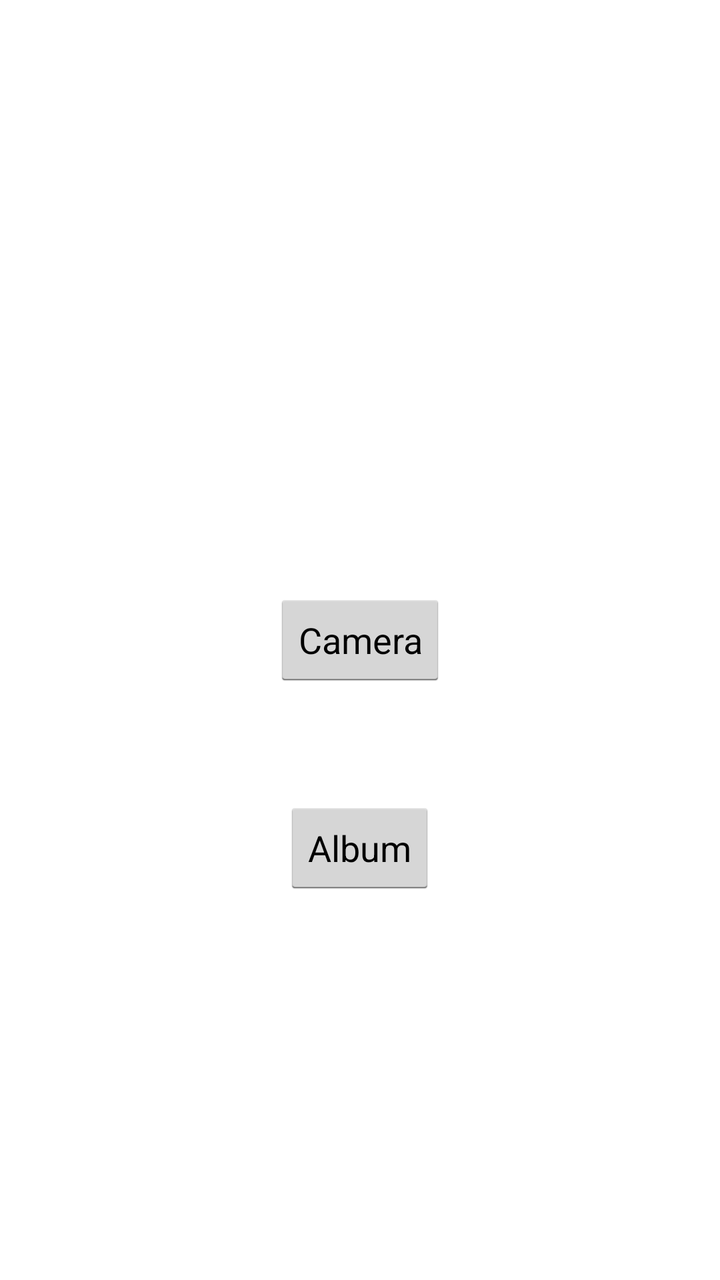
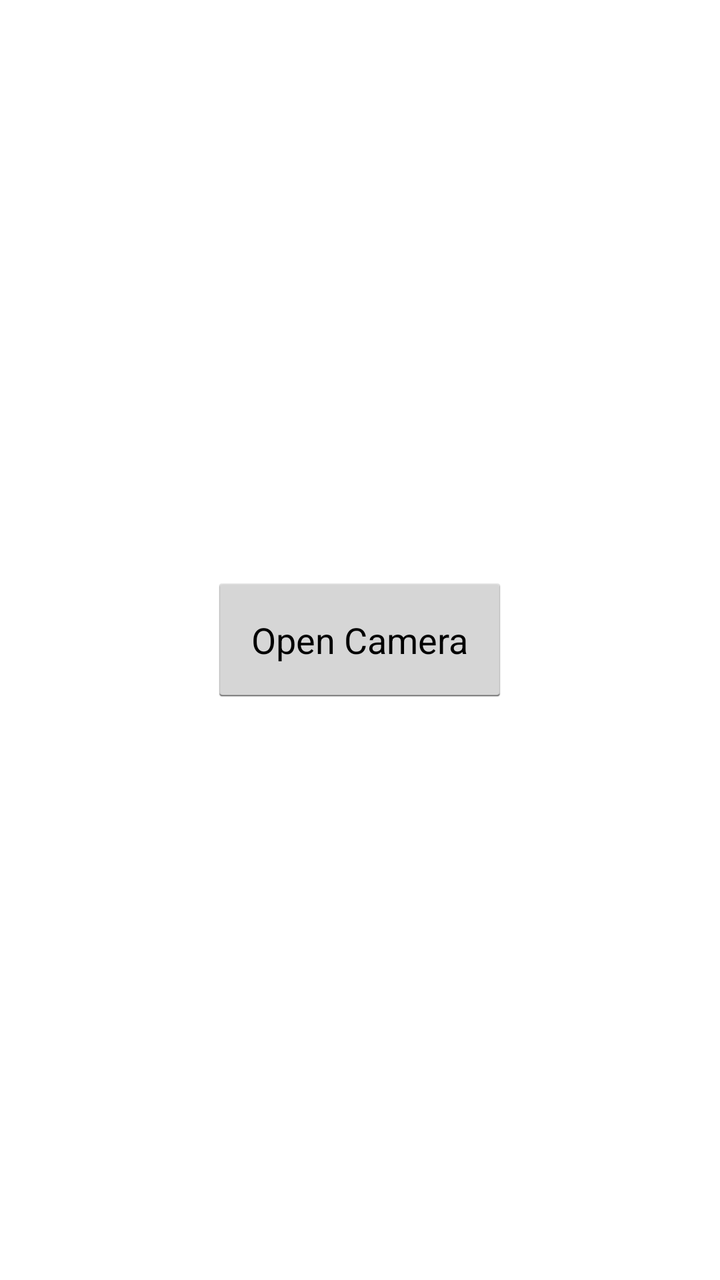

The first picture is an Android layout as it rendered before a commit; the second is the same layout after the commit. The layout source and the unified diff follow.
<!-- AndroidManifest.xml: activity theme AppTheme -->
<!-- res/layout/activity_main.xml -->
<?xml version="1.0" encoding="utf-8"?>
<RelativeLayout xmlns:android="http://schemas.android.com/apk/res/android"
    xmlns:tools="http://schemas.android.com/tools"
    android:layout_width="match_parent"
    android:layout_height="match_parent"
    tools:context="com.seu.magiccamera.MainActivity">

    <Button
        android:id="@+id/button_album"
        android:layout_width="wrap_content"
        android:layout_height="wrap_content"
        android:text="Album"
        android:layout_below="@+id/button_camera"
        android:layout_centerHorizontal="true"
        android:layout_marginTop="56dp" />

    <Button
        android:id="@+id/button_camera"
        android:layout_width="wrap_content"
        android:layout_height="wrap_content"
        android:text="Camera"
        android:layout_centerVertical="true"
        android:layout_centerHorizontal="true" />

</RelativeLayout>
<!-- resources referenced by this layout -->
<resources>
  <style name="AppTheme" parent="AppBaseTheme">
          <item name="android:windowNoTitle">true</item>
          <item name="android:windowFullscreen">true</item>
          <item name="android:windowContentOverlay">@null</item>
      </style>
  <style name="AppBaseTheme" parent="android:Theme.Light">
          
      </style>
</resources>

<!-- the commit's change to res/layout/activity_main.xml (unified diff, before → after) -->
@@ -3,23 +3,16 @@
     xmlns:tools="http://schemas.android.com/tools"
     android:layout_width="match_parent"
     android:layout_height="match_parent"
+    android:gravity="center"
     tools:context="com.seu.magiccamera.MainActivity">
 
-    <Button
-        android:id="@+id/button_album"
-        android:layout_width="wrap_content"
-        android:layout_height="wrap_content"
-        android:text="Album"
-        android:layout_below="@+id/button_camera"
-        android:layout_centerHorizontal="true"
-        android:layout_marginTop="56dp" />
 
     <Button
         android:id="@+id/button_camera"
         android:layout_width="wrap_content"
         android:layout_height="wrap_content"
-        android:text="Camera"
-        android:layout_centerVertical="true"
-        android:layout_centerHorizontal="true" />
+        android:gravity="center"
+        android:padding="20dp"
+        android:text="Open Camera" />
 
 </RelativeLayout>
